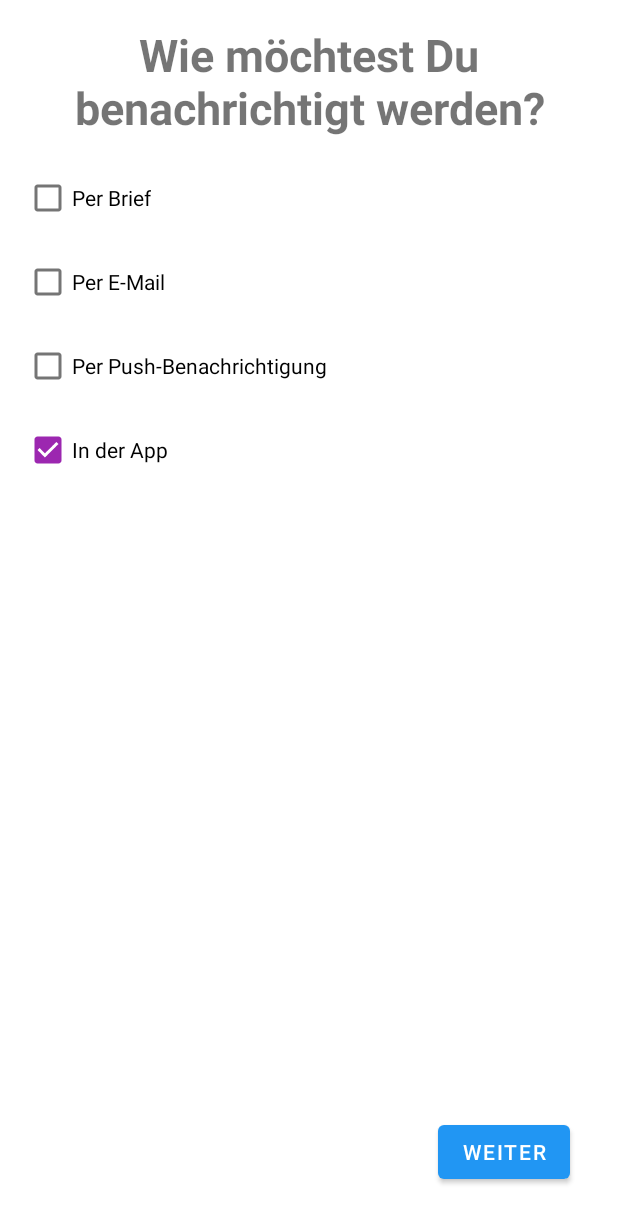
After one commit to ComTols/Hackaton2020, an Android app: the layout activity_create_account.xml on its own in the app's theme, with its tools: preview values and no code run, on a phone screen of 412 x 824 dp. The commit adds this screen. Shown: the top 1223 px of the screen. Run offline under Robolectric (Android 15) with nearby library versions, the phone set to English and light mode, and no system bars.

Commit message:
Fenster zum auswählen der Benachrichtigungsart hinzugefügt

```diff
--- a/app/src/main/AndroidManifest.xml
+++ b/app/src/main/AndroidManifest.xml
@@ -3,6 +3,7 @@
 	package="com.example.hackaton2020">
 
 	<uses-permission android:name="android.permission.CAMERA" />
+
 	<uses-feature android:name="android.hardware.camera" />
 	<uses-feature android:name="android.hardware.camera.autofocus" />
 
@@ -13,6 +14,7 @@
 		android:roundIcon="@mipmap/ic_launcher_round"
 		android:supportsRtl="true"
 		android:theme="@style/Theme.Hackaton2020">
+		<activity android:name=".CreateAccount"></activity>
 		<activity android:name=".MainActivity">
 			<intent-filter>
 				<action android:name="android.intent.action.MAIN" />
@@ -20,6 +22,7 @@
 				<category android:name="android.intent.category.LAUNCHER" />
 			</intent-filter>
 		</activity>
+
 		<meta-data
 			android:name="com.google.android.gms.vision.DEPENDENCIES"
 			android:value="barcode" />
--- /dev/null
+++ b/app/src/main/res/layout/activity_create_account.xml
@@ -0,0 +1,241 @@
+<?xml version="1.0" encoding="utf-8"?>
+<androidx.constraintlayout.widget.ConstraintLayout xmlns:android="http://schemas.android.com/apk/res/android"
+	xmlns:app="http://schemas.android.com/apk/res-auto"
+	xmlns:tools="http://schemas.android.com/tools"
+	android:layout_width="match_parent"
+	android:layout_height="match_parent"
+	tools:context=".CreateAccount">
+
+	<TextView
+		android:id="@+id/login_headtitel"
+		android:layout_width="wrap_content"
+		android:layout_height="wrap_content"
+		android:layout_marginTop="16dp"
+		android:gravity="center"
+		android:text="@string/login_headtitel"
+		android:textAllCaps="false"
+		android:textSize="30sp"
+		android:textStyle="bold"
+		app:layout_constraintEnd_toEndOf="parent"
+		app:layout_constraintStart_toStartOf="parent"
+		app:layout_constraintTop_toTopOf="parent" />
+
+	<CheckBox
+		android:id="@+id/login_messageOption_letter"
+		android:layout_width="wrap_content"
+		android:layout_height="wrap_content"
+		android:layout_marginStart="16dp"
+		android:layout_marginLeft="16dp"
+		android:layout_marginTop="16dp"
+		android:checked="false"
+		android:text="@string/login_messageOption_letter"
+		app:layout_constraintStart_toStartOf="parent"
+		app:layout_constraintTop_toBottomOf="@+id/login_headtitel" />
+
+	<androidx.constraintlayout.widget.ConstraintLayout
+		android:id="@+id/login_messageOption_letter_detailContainer"
+		android:layout_width="match_parent"
+		android:layout_height="wrap_content"
+		android:layout_marginStart="16dp"
+		android:layout_marginLeft="16dp"
+		android:layout_marginTop="8dp"
+		android:layout_marginEnd="16dp"
+		android:layout_marginRight="16dp"
+		android:visibility="gone"
+		app:layout_constraintEnd_toEndOf="parent"
+		app:layout_constraintStart_toStartOf="parent"
+		app:layout_constraintTop_toBottomOf="@+id/login_messageOption_letter">
+
+		<TextView
+			android:id="@+id/login_messageOption_letter_detail_txtname"
+			android:layout_width="wrap_content"
+			android:layout_height="wrap_content"
+			android:text="Name:"
+			app:layout_constraintStart_toStartOf="parent"
+			app:layout_constraintTop_toTopOf="parent" />
+
+		<EditText
+			android:id="@+id/login_messageOption_letter_detail_name"
+			android:layout_width="150dp"
+			android:layout_height="wrap_content"
+			android:ems="10"
+			android:hint="Name"
+			android:inputType="textPersonName"
+			app:layout_constraintStart_toStartOf="parent"
+			app:layout_constraintTop_toBottomOf="@+id/login_messageOption_letter_detail_txtname" />
+
+		<TextView
+			android:id="@+id/login_messageOption_letter_detail_txtfirstname"
+			android:layout_width="wrap_content"
+			android:layout_height="wrap_content"
+			android:text="Vorname:"
+			app:layout_constraintStart_toStartOf="@+id/login_messageOption_letter_detail_firstname"
+			app:layout_constraintTop_toTopOf="parent" />
+
+		<EditText
+			android:id="@+id/login_messageOption_letter_detail_firstname"
+			android:layout_width="150dp"
+			android:layout_height="wrap_content"
+			android:layout_marginStart="8dp"
+			android:layout_marginLeft="8dp"
+			android:ems="10"
+			android:hint="Vorname"
+			android:inputType="textPersonName"
+			app:layout_constraintStart_toEndOf="@+id/login_messageOption_letter_detail_name"
+			app:layout_constraintTop_toBottomOf="@+id/login_messageOption_letter_detail_txtname" />
+
+		<TextView
+			android:id="@+id/login_messageOption_letter_detail_txtstreet"
+			android:layout_width="wrap_content"
+			android:layout_height="wrap_content"
+			android:layout_marginTop="8dp"
+			android:text="Straße + Hausnr.:"
+			app:layout_constraintStart_toStartOf="parent"
+			app:layout_constraintTop_toBottomOf="@+id/login_messageOption_letter_detail_name" />
+
+		<EditText
+			android:id="@+id/login_messageOption_letter_detail_street"
+			android:layout_width="wrap_content"
+			android:layout_height="wrap_content"
+			android:ems="10"
+			android:hint="Straße + Hausnr."
+			android:inputType="textPersonName"
+			app:layout_constraintStart_toStartOf="parent"
+			app:layout_constraintTop_toBottomOf="@+id/login_messageOption_letter_detail_txtstreet" />
+
+		<TextView
+			android:id="@+id/login_messageOption_letter_detail_txtpostcode"
+			android:layout_width="wrap_content"
+			android:layout_height="wrap_content"
+			android:layout_marginTop="8dp"
+			android:text="PLZ"
+			app:layout_constraintStart_toStartOf="parent"
+			app:layout_constraintTop_toBottomOf="@+id/login_messageOption_letter_detail_street" />
+
+		<EditText
+			android:id="@+id/login_messageOption_letter_detail_postcode"
+			android:layout_width="150dp"
+			android:layout_height="wrap_content"
+			android:ems="10"
+			android:hint="PLZ"
+			android:inputType="numberSigned"
+			app:layout_constraintStart_toStartOf="parent"
+			app:layout_constraintTop_toBottomOf="@+id/login_messageOption_letter_detail_txtpostcode" />
+
+		<TextView
+			android:id="@+id/login_messageOption_letter_detail_txtcity"
+			android:layout_width="wrap_content"
+			android:layout_height="wrap_content"
+			android:layout_marginStart="8dp"
+			android:layout_marginLeft="8dp"
+			android:layout_marginTop="8dp"
+			android:text="Ort"
+			app:layout_constraintStart_toEndOf="@+id/login_messageOption_letter_detail_postcode"
+			app:layout_constraintTop_toBottomOf="@+id/login_messageOption_letter_detail_street" />
+
+		<EditText
+			android:id="@+id/login_messageOption_letter_detail_city"
+			android:layout_width="wrap_content"
+			android:layout_height="wrap_content"
+			android:ems="10"
+			android:hint="Ort"
+			android:inputType="textPersonName"
+			app:layout_constraintStart_toStartOf="@+id/login_messageOption_letter_detail_txtcity"
+			app:layout_constraintTop_toBottomOf="@+id/login_messageOption_letter_detail_txtcity" />
+
+	</androidx.constraintlayout.widget.ConstraintLayout>
+
+	<TextView
+		android:id="@+id/login_messageOption_errorLetter"
+		android:layout_width="wrap_content"
+		android:layout_height="wrap_content"
+		android:layout_marginStart="16dp"
+		android:layout_marginLeft="16dp"
+		android:textColor="@color/warn"
+		android:visibility="gone"
+		app:layout_constraintStart_toStartOf="parent"
+		app:layout_constraintTop_toBottomOf="@+id/login_messageOption_letter_detailContainer" />
+
+	<CheckBox
+		android:id="@+id/login_messageOption_mail"
+		android:layout_width="wrap_content"
+		android:layout_height="wrap_content"
+		android:layout_marginStart="16dp"
+		android:layout_marginLeft="16dp"
+		android:layout_marginTop="8dp"
+		android:text="@string/login_messageOption_mail"
+		app:layout_constraintStart_toStartOf="parent"
+		app:layout_constraintTop_toBottomOf="@+id/login_messageOption_errorLetter" />
+
+	<androidx.constraintlayout.widget.ConstraintLayout
+		android:id="@+id/login_messageOption_mail_detailContainer"
+		android:layout_width="match_parent"
+		android:layout_height="wrap_content"
+		android:layout_marginStart="16dp"
+		android:layout_marginLeft="16dp"
+		android:layout_marginTop="8dp"
+		android:layout_marginEnd="16dp"
+		android:layout_marginRight="16dp"
+		android:visibility="gone"
+		app:layout_constraintEnd_toEndOf="parent"
+		app:layout_constraintStart_toStartOf="parent"
+		app:layout_constraintTop_toBottomOf="@+id/login_messageOption_mail">
+
+		<EditText
+			android:id="@+id/login_messageOption_detail_mail"
+			android:layout_width="wrap_content"
+			android:layout_height="wrap_content"
+			android:ems="10"
+			android:hint="E-Mail"
+			android:inputType="textEmailAddress"
+			app:layout_constraintStart_toStartOf="parent"
+			app:layout_constraintTop_toTopOf="parent" />
+	</androidx.constraintlayout.widget.ConstraintLayout>
+
+	<TextView
+		android:id="@+id/login_messageOption_errorMail"
+		android:layout_width="wrap_content"
+		android:layout_height="wrap_content"
+		android:layout_marginStart="16dp"
+		android:layout_marginLeft="16dp"
+		android:textColor="@color/warn"
+		android:visibility="gone"
+		app:layout_constraintStart_toStartOf="parent"
+		app:layout_constraintTop_toBottomOf="@+id/login_messageOption_mail_detailContainer" />
+
+	<CheckBox
+		android:id="@+id/login_messageOption_push"
+		android:layout_width="wrap_content"
+		android:layout_height="wrap_content"
+		android:layout_marginStart="16dp"
+		android:layout_marginLeft="16dp"
+		android:layout_marginTop="8dp"
+		android:text="@string/login_messageOption_push"
+		app:layout_constraintStart_toStartOf="parent"
+		app:layout_constraintTop_toBottomOf="@+id/login_messageOption_errorMail" />
+
+	<CheckBox
+		android:id="@+id/login_messageOption_app"
+		android:layout_width="wrap_content"
+		android:layout_height="wrap_content"
+		android:layout_marginStart="16dp"
+		android:layout_marginLeft="16dp"
+		android:layout_marginTop="8dp"
+		android:checked="true"
+		android:clickable="false"
+		android:text="@string/login_messageOption_app"
+		app:layout_constraintStart_toStartOf="parent"
+		app:layout_constraintTop_toBottomOf="@+id/login_messageOption_push" />
+
+	<Button
+		android:id="@+id/login_continue"
+		android:layout_width="wrap_content"
+		android:layout_height="wrap_content"
+		android:layout_marginEnd="32dp"
+		android:layout_marginRight="32dp"
+		android:layout_marginBottom="32dp"
+		android:text="@string/login_continue"
+		app:layout_constraintBottom_toBottomOf="parent"
+		app:layout_constraintEnd_toEndOf="parent" />
+
+</androidx.constraintlayout.widget.ConstraintLayout>
--- a/app/src/main/res/values-night/themes.xml
+++ b/app/src/main/res/values-night/themes.xml
@@ -1,6 +1,6 @@
 <resources xmlns:tools="http://schemas.android.com/tools">
     <!-- Base application theme. -->
-    <style name="Theme.Hackaton2020" parent="Theme.MaterialComponents.DayNight.DarkActionBar">
+    <style name="Theme.Hackaton2020" parent="Theme.MaterialComponents.DayNight.NoActionBar">
         <!-- Primary brand color. -->
         <item name="colorPrimary">@color/primary</item>
         <item name="colorPrimaryVariant">@color/primary_dark</item>
--- a/app/src/main/res/values/strings.xml
+++ b/app/src/main/res/values/strings.xml
@@ -1,3 +1,9 @@
 <resources>
-    <string name="app_name">Hackaton 2020</string>
+	<string name="app_name">Hackaton 2020</string>
+	<string name="login_headtitel">Wie möchtest Du benachrichtigt werden?</string>
+	<string name="login_messageOption_letter">Per Brief</string>
+	<string name="login_messageOption_mail">Per E-Mail</string>
+	<string name="login_messageOption_push">Per Push-Benachrichtigung</string>
+	<string name="login_messageOption_app">In der App</string>
+	<string name="login_continue">Weiter</string>
 </resources>
```
Also changed, not shown: app/src/main/java/com/example/hackaton2020/CreateAccount.java (added, +160 -0 lines), app/src/main/java/com/example/hackaton2020/MainActivity.java (+20 -11 lines).
